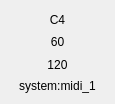
Above: gui.ui from Zen-Master-SoSo/jack_midi_monitor before the change. Below: the same form after it.
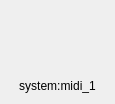
That is the form after the change.

Commit message: Support opening gui from .local/bin/jack-midi-monitor

Patch:
```diff
--- a/gui.ui
+++ b/gui.ui
@@ -17,7 +17,7 @@
    <item>
     <widget class="QLabel" name="l_note_name">
      <property name="text">
-      <string>C4</string>
+      <string/>
      </property>
      <property name="textFormat">
       <enum>Qt::PlainText</enum>
@@ -30,7 +30,7 @@
    <item>
     <widget class="QLabel" name="l_note_number">
      <property name="text">
-      <string>60</string>
+      <string/>
      </property>
      <property name="textFormat">
       <enum>Qt::PlainText</enum>
@@ -43,7 +43,7 @@
    <item>
     <widget class="QLabel" name="l_velocity">
      <property name="text">
-      <string>120</string>
+      <string/>
      </property>
      <property name="textFormat">
       <enum>Qt::PlainText</enum>
```
The commit also changes 4 other files.
